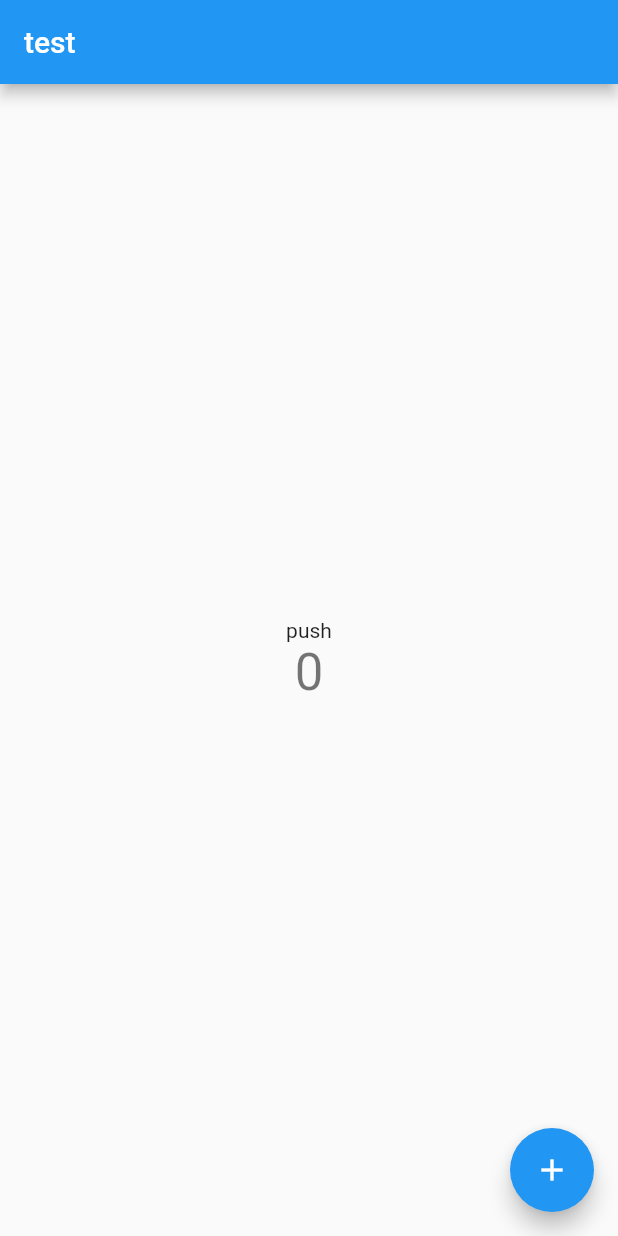
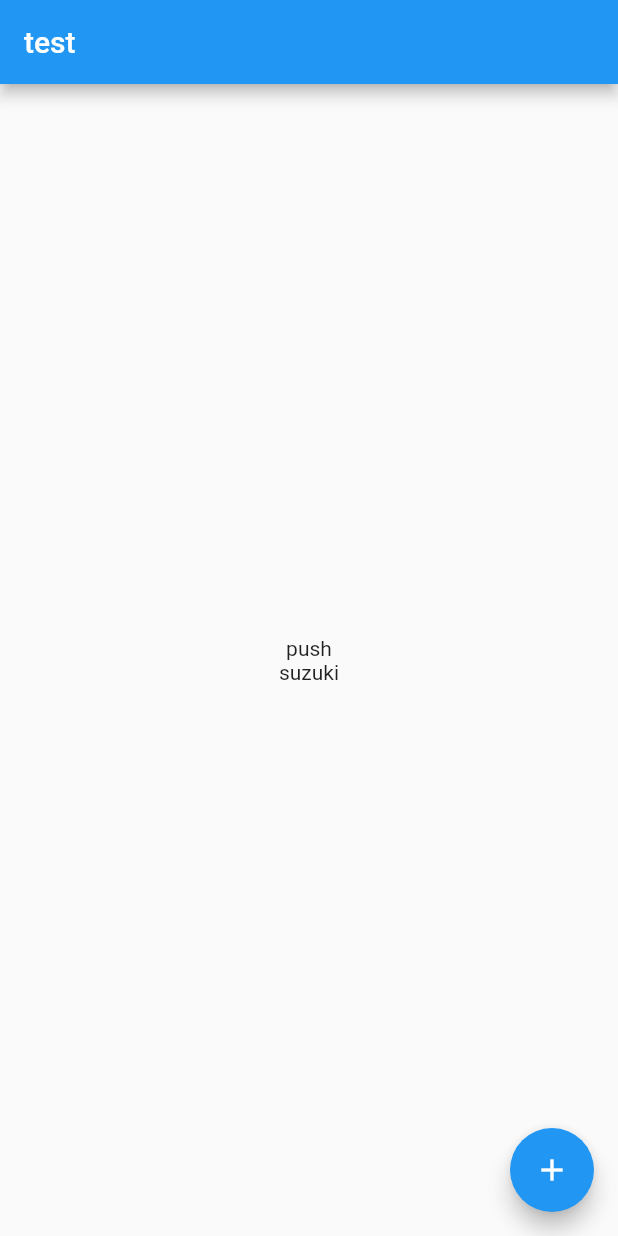
Before and after one commit to 98-7373/output_app, a Flutter app: the screen it shows after launch, on a phone screen of 412 x 824 dp. Run offline on Flutter 3.47's test engine with Material 2 defaults, Android fonts, the phone set to English and light mode, and no system bars.

Commit message:
pushしてテキストをsuzukiにした

```diff
--- a/lib/main.dart
+++ b/lib/main.dart
@@ -40,7 +40,7 @@ class MyHomePage extends StatelessWidget {
           ),
         ),
         floatingActionButton: FloatingActionButton(
-          onPressed: model.increment,
+          onPressed: model.countText,
           tooltip: 'Increment',
            child: Icon(Icons.add),
         ),
@@ -53,9 +53,9 @@ class MyHomePage extends StatelessWidget {
 class CountText extends StatelessWidget {
   @override
   Widget build(BuildContext context) {
+    final su = Provider.of<MainModel>(context, listen: false);
     return Text(
-      '${Provider.of<MainModel>(context).counter}',
-      style: Theme.of(context).textTheme.headline4,
+      su.suzuki,
     );
   }
 }
--- a/lib/main_model.dart
+++ b/lib/main_model.dart
@@ -2,9 +2,15 @@ import 'package:flutter/material.dart';
 
 class MainModel extends ChangeNotifier {
   int counter = 0;
+  String suzuki = 'suzuki';
 
   void increment() {
     counter++;
     notifyListeners();
   }
+
+  void countText() {
+    suzuki = 'サウナ';
+    notifyListeners();
+  }
 }
```
